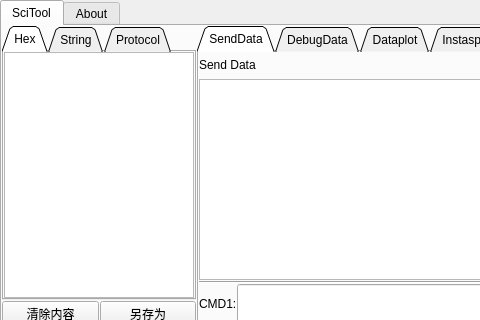
Above: sci_tool.ui from wuliaodew/sci_tool before the change; both pictures show x 0 to 480 and y 0 to 320 of the 800 by 500 pixel window. Below: the same form after it.
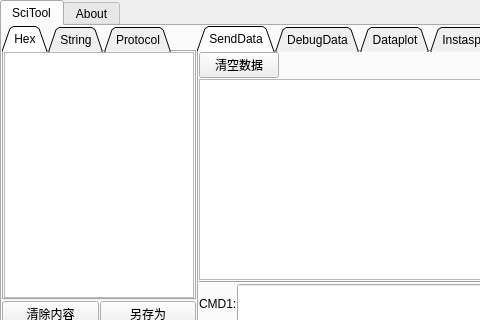
That is the form after the change. The open tabs and pages were chosen to show the change.

Commit message: 能够发送数据了，可以按十六进制和字符格式发送

Diff of the .ui file:
```diff
--- a/sci_tool.ui
+++ b/sci_tool.ui
@@ -929,9 +929,9 @@
                  <number>1</number>
                 </property>
                 <item>
-                 <widget class="QLabel" name="label_9">
+                 <widget class="QPushButton" name="sendclr_Button">
                   <property name="text">
-                   <string>Send Data</string>
+                   <string>清空数据</string>
                   </property>
                  </widget>
                 </item>
```
Left out of the diff: 2 changed lines with no effect on the pictures. The commit also changes 2 other files.
